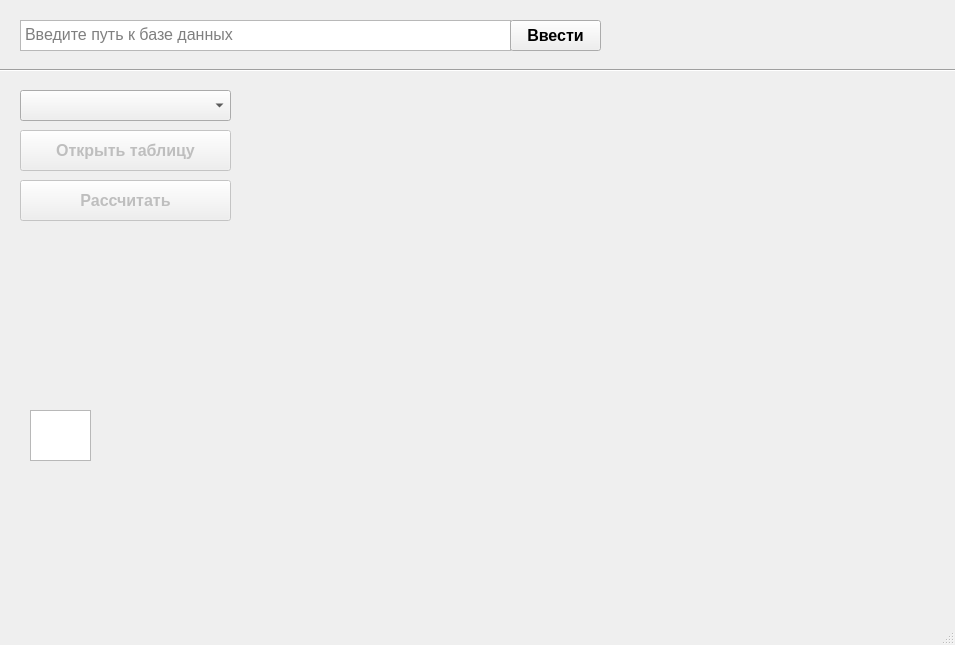
The window that mainwindow.ui (L0BERY/hierarchy-analysis) describes before a commit, drawn with Qt 5.
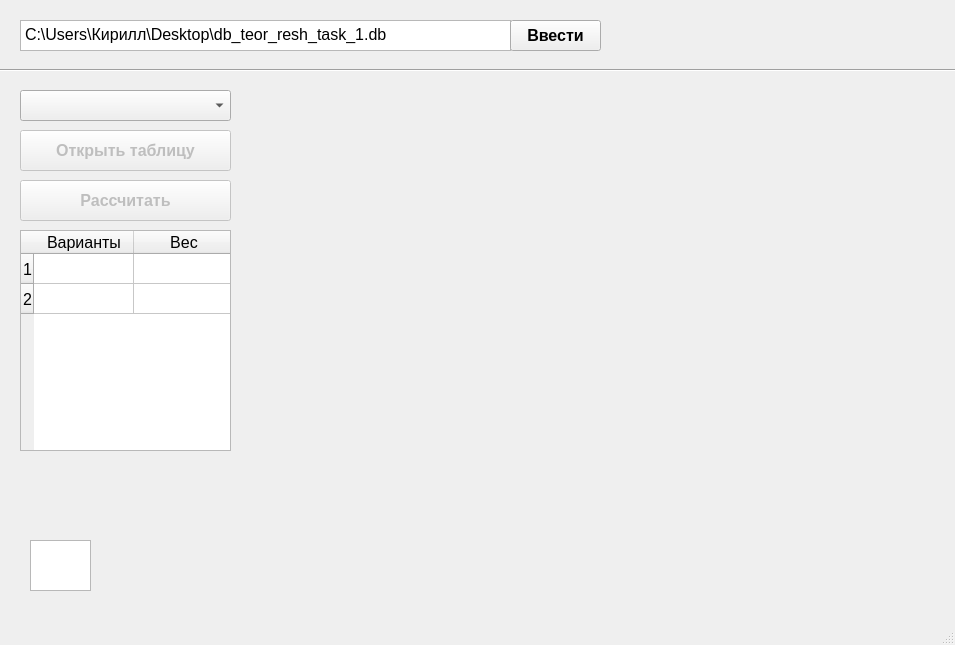
The same window after the commit.

Patch:
```diff
--- a/mainwindow.ui
+++ b/mainwindow.ui
@@ -40,7 +40,7 @@
 li.unchecked::marker { content: &quot;\2610&quot;; }
 li.checked::marker { content: &quot;\2612&quot;; }
 &lt;/style&gt;&lt;/head&gt;&lt;body style=&quot; font-family:'Segoe UI'; font-size:12pt; font-weight:400; font-style:normal;&quot;&gt;
-&lt;p style=&quot;-qt-paragraph-type:empty; margin-top:0px; margin-bottom:0px; margin-left:0px; margin-right:0px; -qt-block-indent:0; text-indent:0px;&quot;&gt;&lt;br /&gt;&lt;/p&gt;&lt;/body&gt;&lt;/html&gt;</string>
+&lt;p style=&quot; margin-top:0px; margin-bottom:0px; margin-left:0px; margin-right:0px; -qt-block-indent:0; text-indent:0px;&quot;&gt;C:\Users\Кирилл\Desktop\db_teor_resh_task_1.db&lt;/p&gt;&lt;/body&gt;&lt;/html&gt;</string>
     </property>
     <property name="placeholderText">
      <string>Введите путь к базе данных</string>
@@ -100,7 +100,7 @@
     <property name="geometry">
      <rect>
       <x>30</x>
-      <y>410</y>
+      <y>540</y>
       <width>61</width>
       <height>51</height>
      </rect>
@@ -213,10 +213,51 @@
      </property>
     </widget>
    </widget>
+   <widget class="QWidget" name="widget_2" native="true">
+    <property name="geometry">
+     <rect>
+      <x>20</x>
+      <y>230</y>
+      <width>211</width>
+      <height>261</height>
+     </rect>
+    </property>
+    <widget class="QTableWidget" name="tableWidget">
+     <property name="geometry">
+      <rect>
+       <x>0</x>
+       <y>0</y>
+       <width>211</width>
+       <height>221</height>
+      </rect>
+     </property>
+     <property name="font">
+      <font>
+       <pointsize>12</pointsize>
+       <italic>false</italic>
+       <bold>false</bold>
+      </font>
+     </property>
+     <property name="horizontalScrollBarPolicy">
+      <enum>Qt::ScrollBarPolicy::ScrollBarAlwaysOff</enum>
+     </property>
+     <row/>
+     <row/>
+     <column>
+      <property name="text">
+       <string>Варианты</string>
+      </property>
+     </column>
+     <column>
+      <property name="text">
+       <string>Вес</string>
+      </property>
+     </column>
+    </widget>
    <widget class="QLabel" name="label">
     <property name="geometry">
      <rect>
-      <x>20</x>
+       <x>0</x>
       <y>230</y>
       <width>211</width>
       <height>31</height>
@@ -234,6 +275,7 @@
     <property name="alignment">
      <set>Qt::AlignmentFlag::AlignCenter</set>
     </property>
+    </widget>
    </widget>
   </widget>
   <widget class="QStatusBar" name="statusbar"/>
```
Lines whose indentation alone changed are shown as unchanged.
